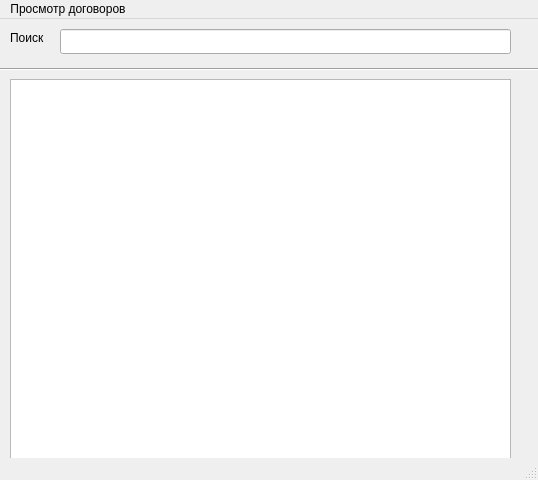
This is Kyrsach/view/model_view/path/view_main.ui in Gdeon1337/piaps_kurs as Qt 5 draws it before an edit. The edited form follows.
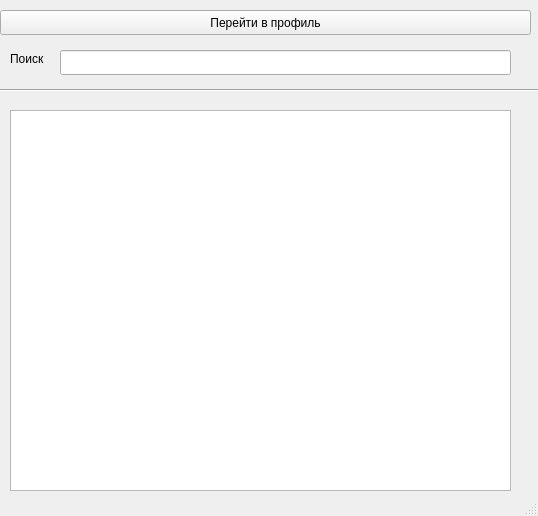
This is the edited form.

```diff
--- a/Kyrsach/view/model_view/path/view_main.ui
+++ b/Kyrsach/view/model_view/path/view_main.ui
@@ -7,7 +7,7 @@
     <x>0</x>
     <y>0</y>
     <width>538</width>
-    <height>480</height>
+    <height>516</height>
    </rect>
   </property>
   <property name="windowTitle">
@@ -18,7 +18,7 @@
     <property name="geometry">
      <rect>
       <x>60</x>
-      <y>10</y>
+      <y>50</y>
       <width>451</width>
       <height>25</height>
      </rect>
@@ -31,7 +31,7 @@
     <property name="geometry">
      <rect>
       <x>10</x>
-      <y>10</y>
+      <y>50</y>
       <width>51</width>
       <height>17</height>
      </rect>
@@ -44,7 +44,7 @@
     <property name="geometry">
      <rect>
       <x>0</x>
-      <y>40</y>
+      <y>80</y>
       <width>541</width>
       <height>20</height>
      </rect>
@@ -57,28 +57,25 @@
     <property name="geometry">
      <rect>
       <x>10</x>
-      <y>60</y>
+      <y>110</y>
       <width>501</width>
       <height>381</height>
      </rect>
     </property>
    </widget>
-  </widget>
-  <widget class="QMenuBar" name="menubar">
+   <widget class="QPushButton" name="pushButton">
    <property name="geometry">
     <rect>
      <x>0</x>
-     <y>0</y>
-     <width>538</width>
-     <height>22</height>
-    </rect>
-   </property>
-   <widget class="QMenu" name="menu">
-    <property name="title">
-     <string>Просмотр договоров</string>
+      <y>10</y>
+      <width>531</width>
+      <height>25</height>
+     </rect>
+    </property>
+    <property name="text">
+     <string>Перейти в профиль</string>
     </property>
    </widget>
-   <addaction name="menu"/>
   </widget>
   <widget class="QStatusBar" name="statusbar"/>
  </widget>
```
Lines whose indentation alone changed are shown as unchanged.
